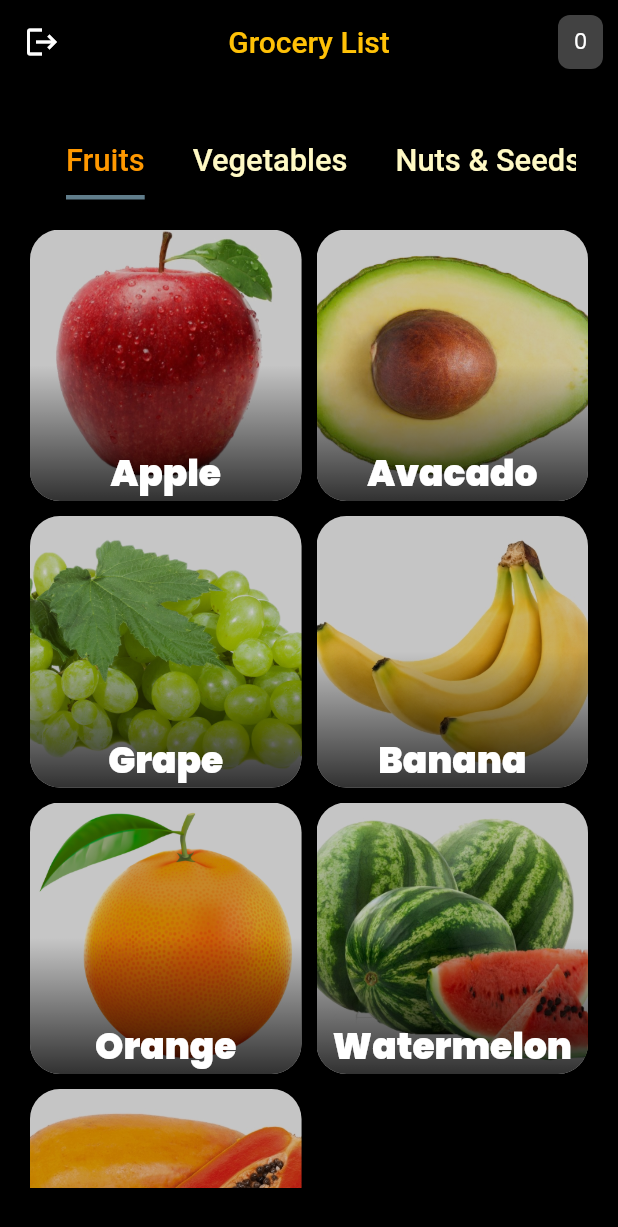
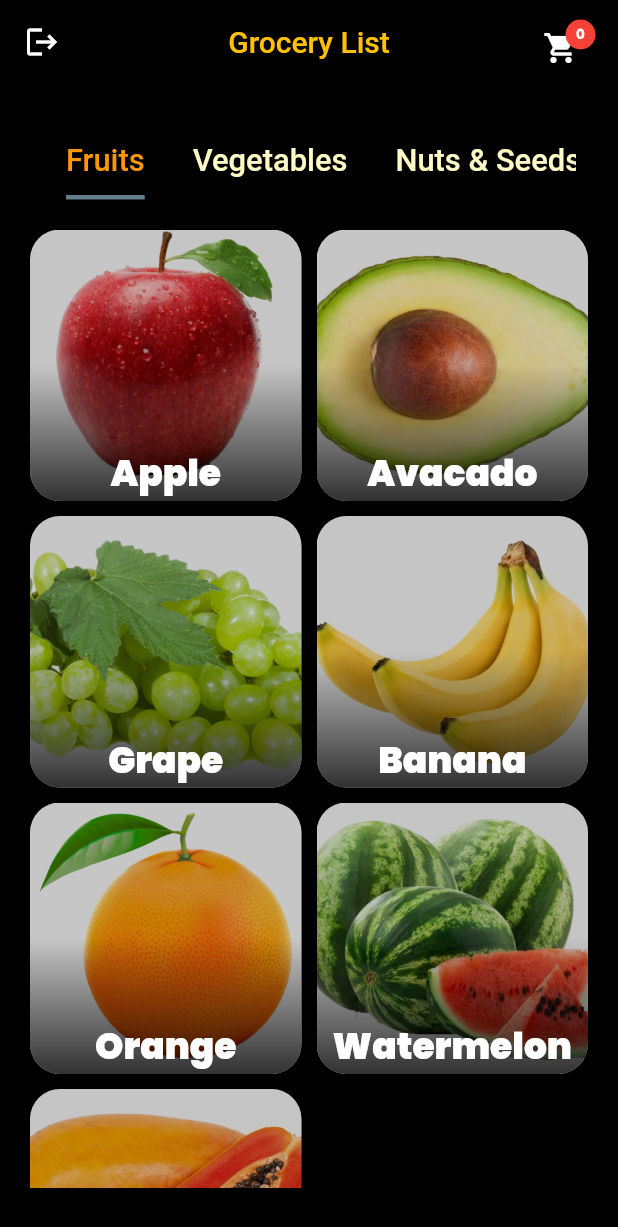
Before and after one commit to hrathnapala/CTSE_Grocery, a Flutter app: the screen it shows after launch, on a phone screen of 412 x 824 dp. Shown: the top 1227 px of the screen. Run offline on Flutter 3.47's test engine with Material 2 defaults, Android fonts, the light colour scheme and no system bars; our stand-ins replace another_flushbar, email_validator, firebase_auth, firebase_core, flutter_spinkit, font_awesome_flutter and 3 more; accounts and stored records are empty.

Commit message:
cart icon changed and modified

```diff
--- a/lib/components/home.dart
+++ b/lib/components/home.dart
@@ -51,20 +51,58 @@ class _HomeState extends State<Home> with SingleTickerProviderStateMixin {
               Padding(
                 padding: EdgeInsets.all(10.0),
                 child: Container(
-                    width: 30.0,
-                    height: 30.0,
-                    decoration: BoxDecoration(
-                        color: Colors.grey[800],
-                        borderRadius: BorderRadius.circular(8)),
+                    width: 50.0,
+                    height: 50.0,
+                    // decoration: BoxDecoration(
+                    //     color: Colors.grey[800],
+                    //     borderRadius: BorderRadius.circular(8)),
                     child: InkWell(
                       onTap: () {
                         Navigator.push(context,
                             MaterialPageRoute(builder: (context) => Cart()));
                       },
-                      child: Center(
-                        child: Text(provider.getItems().length == 0
-                            ? "0"
-                            : provider.getItems().length.toString()),
+                      // child: Center(
+                      //   child: Text(provider.getItems().length == 0
+                      //       ? "0"
+                      //       : provider.getItems().length.toString()),
+                      // ),
+                      child: Stack(
+                        children: [
+                          Positioned(
+                              left: 10,
+                              top: 10,
+                              child: Icon(Icons.shopping_cart)),
+                          Positioned(
+                            right: 5,
+                            bottom: 13,
+                            child: Container(
+                              height: 20,
+                              width: 20,
+                              decoration: BoxDecoration(
+                                  color: Colors.red,
+                                  borderRadius: BorderRadius.circular(20.0)),
+                              child: Center(
+                                child: FittedBox(
+                                  child: Padding(
+                                    padding: const EdgeInsets.all(8.0),
+                                    child: Text(
+                                      provider.getItems().length == 0
+                                          ? "0"
+                                          : provider
+                                              .getItems()
+                                              .length
+                                              .toString(),
+                                      style: TextStyle(
+                                          color: Colors.white,
+                                          fontWeight: FontWeight.bold,
+                                          fontSize: 22),
+                                    ),
+                                  ),
+                                ),
+                              ),
+                            ),
+                          )
+                        ],
                       ),
                     )),
               )
```
